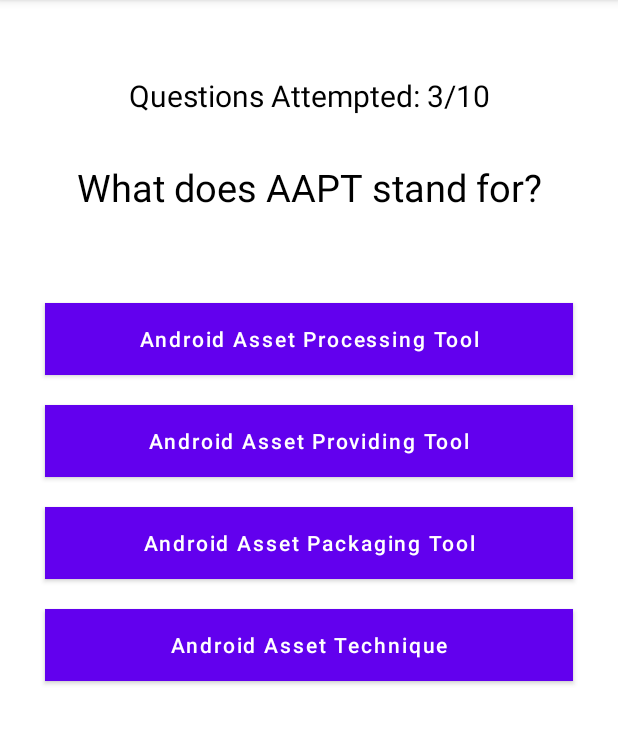
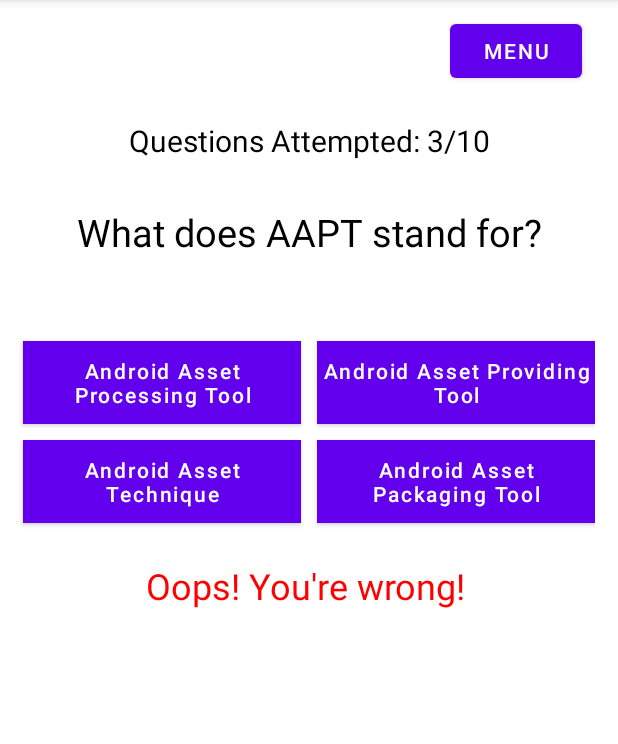
Before and after one commit to sell50/MobileDevProject, an Android app: the HomeActivity screen opened directly, with no data from a screen before it, after a tap on "Google", on a phone screen of 412 x 824 dp, the part 84-828 px from its top. Run offline under Robolectric (Android 15) with nearby library versions, the phone set to English and light mode, and no system bars; 2 statements that could not run were skipped; 2 other taps on this screen came first.

Commit message:
Added menu button

```diff
--- a/app/src/main/java/com/example/finalproject/HomeActivity.java
+++ b/app/src/main/java/com/example/finalproject/HomeActivity.java
@@ -3,12 +3,15 @@ package com.example.finalproject;
 import androidx.appcompat.app.AppCompatActivity;
 
 import android.content.Intent;
+import android.graphics.Color;
 import android.os.Bundle;
-import android.util.Log;
 import android.view.LayoutInflater;
+import android.view.Menu;
+import android.view.MenuItem;
 import android.view.View;
 import android.widget.Button;
 import android.widget.LinearLayout;
+import android.widget.PopupMenu;
 import android.widget.TextView;
 
 import com.google.android.material.bottomsheet.BottomSheetDialog;
@@ -19,10 +22,15 @@ import java.util.Random;
 public class HomeActivity extends AppCompatActivity {
 
     private TextView questionTV, questionNumberTV;
-    private Button option1Btn, option2Btn, option3Btn, option4Btn;
+    private Button btn_choice1, btn_choice2, btn_choice3, btn_choice4;
     private ArrayList<QuizModel> quizModelArrayList;
     Random random;
+    TextView userDisplay;
+    Button userMenu;
+    TextView result;
     int currentScore = 0, questionsAttempted = 1, currentPos, quizChoice;
+    DBHelper db;
+    String username, fname;
 
     @Override
     protected void onCreate(Bundle savedInstanceState) {
@@ -30,14 +38,61 @@ public class HomeActivity extends AppCompatActivity {
         setContentView(R.layout.activity_home);
         questionTV = findViewById(R.id.idTVQuestion);
         questionNumberTV = findViewById(R.id.idTVQuestionAttempted);
-        option1Btn = findViewById(R.id.idBtnOption1);
-        option2Btn = findViewById(R.id.idBtnOption2);
-        option3Btn = findViewById(R.id.idBtnOption3);
-        option4Btn = findViewById(R.id.idBtnOption4);
+        userDisplay = findViewById(R.id.user_display);
+        userMenu = findViewById(R.id.btn_userMenu);
+        btn_choice1 = findViewById(R.id.btn_Choice1);
+        btn_choice2 = findViewById(R.id.btn_Choice2);
+        btn_choice3 = findViewById(R.id.btn_Choice3);
+        btn_choice4 = findViewById(R.id.btn_Choice4);
+        result = findViewById(R.id.textView_result);
         quizChoice = getIntent().getIntExtra("QUIZ CHOICE", 1);
         quizModelArrayList = new ArrayList<>();
         random = new Random();
+        db = new DBHelper(this);
 
+        // code for user display and menu button
+        Bundle userInfo = getIntent().getExtras();
+        username = userInfo.getString("USER");
+        fname = userInfo.getString("FNAME");
+
+        if (username != null && fname != null) {
+            userDisplay.setText("Welcome, " + fname + " (" + username + ")!");
+        }
+        else userDisplay.setText("");
+
+        userMenu.setOnClickListener(new View.OnClickListener() {
+            @Override
+            public void onClick(View view) {
+                PopupMenu menu = new PopupMenu(HomeActivity.this, userMenu);
+
+                menu.getMenuInflater().inflate(R.menu.user_menu, menu.getMenu());
+                menu.setOnMenuItemClickListener(new PopupMenu.OnMenuItemClickListener() {
+                    @Override
+                    public boolean onMenuItemClick(MenuItem menuItem) {
+                        if (menuItem.getItemId() == R.id.profile) {
+                            Intent intent_profile = new Intent(HomeActivity.this, MainActivity.class);
+                            startActivity(intent_profile);
+                        }
+                        else if (menuItem.getItemId() == R.id.progress) {
+                            Intent intent_progress = new Intent(HomeActivity.this, MainActivity.class);
+                            startActivity(intent_progress);
+                        }
+                        else if (menuItem.getItemId() == R.id.settings) {
+                            Intent intent_settings = new Intent(HomeActivity.this, MainActivity.class);
+                            startActivity(intent_settings);
+                        }
+                        else if (menuItem.getItemId() == R.id.signout) {
+                            Intent intent_signout = new Intent(HomeActivity.this, MainActivity.class);
+                            startActivity(intent_signout);
+                        }
+                        return true;
+                    }
+                });
+                menu.show();
+            }
+        });
+
+        // code for quiz
         if (quizChoice == 1) getQuiz1Question(quizModelArrayList);
         else if (quizChoice == 2) getQuiz2Question(quizModelArrayList);
         else if (quizChoice == 3) getQuiz3Question(quizModelArrayList);
@@ -45,26 +100,35 @@ public class HomeActivity extends AppCompatActivity {
         currentScore = random.nextInt(quizModelArrayList.size());
         setDataToViews(currentPos);
 
-        option1Btn.setOnClickListener(new View.OnClickListener() {
+        btn_choice1.setOnClickListener(new View.OnClickListener() {
             @Override
             public void onClick(View view) {
-                if (quizModelArrayList.get(currentPos).getAnswer().trim().toLowerCase().equals(option1Btn.getText().toString().trim().toLowerCase())){
+                if (quizModelArrayList.get(currentPos).getAnswer().trim().toLowerCase().equals(btn_choice1.getText().toString().trim().toLowerCase())){
                     currentScore++;
+                    result.setText("Correct!");
+                    result.setTextColor(Color.GREEN);
+                }
+                else {
+                    result.setText("Oops! You're wrong!");
+                    result.setTextColor(Color.RED);
                 }
                 questionsAttempted++;
                 currentPos = random.nextInt(quizModelArrayList.size());
                 setDataToViews(currentPos);
-
             }
-
-
         });
 
-        option2Btn.setOnClickListener(new View.OnClickListener() {
+        btn_choice2.setOnClickListener(new View.OnClickListener() {
             @Override
             public void onClick(View view) {
-                if (quizModelArrayList.get(currentPos).getAnswer().trim().toLowerCase().equals(option2Btn.getText().toString().trim().toLowerCase())){
+                if (quizModelArrayList.get(currentPos).getAnswer().trim().toLowerCase().equals(btn_choice2.getText().toString().trim().toLowerCase())){
                     currentScore++;
+                    result.setText("Correct!");
+                    result.setTextColor(Color.GREEN);
+                }
+                else {
+                    result.setText("Oops! You're wrong!");
+                    result.setTextColor(Color.RED);
                 }
                 questionsAttempted++;
                 currentPos = random.nextInt(quizModelArrayList.size());
@@ -73,11 +137,17 @@ public class HomeActivity extends AppCompatActivity {
             }
         });
 
-        option3Btn.setOnClickListener(new View.OnClickListener() {
+        btn_choice3.setOnClickListener(new View.OnClickListener() {
             @Override
             public void onClick(View view) {
-                if (quizModelArrayList.get(currentPos).getAnswer().trim().toLowerCase().equals(option3Btn.getText().toString().trim().toLowerCase())){
+                if (quizModelArrayList.get(currentPos).getAnswer().trim().toLowerCase().equals(btn_choice3.getText().toString().trim().toLowerCase())){
                     currentScore++;
+                    result.setText("Correct!");
+                    result.setTextColor(Color.GREEN);
+                }
+                else {
+                    result.setText("Oops! You're wrong!");
+                    result.setTextColor(Color.RED);
                 }
                 questionsAttempted++;
                 currentPos = random.nextInt(quizModelArrayList.size());
@@ -85,11 +155,17 @@ public class HomeActivity extends AppCompatActivity {
             }
         });
 
-        option4Btn.setOnClickListener(new View.OnClickListener() {
+        btn_choice4.setOnClickListener(new View.OnClickListener() {
             @Override
             public void onClick(View view) {
-                if (quizModelArrayList.get(currentPos).getAnswer().trim().toLowerCase().equals(option4Btn.getText().toString().trim().toLowerCase())){
+                if (quizModelArrayList.get(currentPos).getAnswer().trim().toLowerCase().equals(btn_choice4.getText().toString().trim().toLowerCase())){
                     currentScore++;
+                    result.setText("Correct!");
+                    result.setTextColor(Color.GREEN);
+                }
+                else {
+                    result.setText("Oops! You're wrong!");
+                    result.setTextColor(Color.RED);
                 }
                 questionsAttempted++;
                 currentPos = random.nextInt(quizModelArrayList.size());
@@ -110,11 +186,11 @@ public class HomeActivity extends AppCompatActivity {
         restartQuizBtn.setOnClickListener(new View.OnClickListener() {
             @Override
             public void onClick(View view) {
+                bottomSheetDialog.dismiss();
                 currentPos = random.nextInt(quizModelArrayList.size());
                 setDataToViews(currentPos);
                 questionsAttempted = 1;
                 currentScore = 0;
-                bottomSheetDialog.dismiss();
             }
         });
 
@@ -147,10 +223,10 @@ public class HomeActivity extends AppCompatActivity {
         }
         else{
             questionTV.setText(quizModelArrayList.get(currentPos).getQuestion());
-            option1Btn.setText(quizModelArrayList.get(currentPos).getOption1());
-            option2Btn.setText(quizModelArrayList.get(currentPos).getOption2());
-            option3Btn.setText(quizModelArrayList.get(currentPos).getOption3());
-            option4Btn.setText(quizModelArrayList.get(currentPos).getOption4());
+            btn_choice1.setText(quizModelArrayList.get(currentPos).getOption1());
+            btn_choice2.setText(quizModelArrayList.get(currentPos).getOption2());
+            btn_choice3.setText(quizModelArrayList.get(currentPos).getOption3());
+            btn_choice4.setText(quizModelArrayList.get(currentPos).getOption4());
         }
     }
 
--- a/app/src/main/java/com/example/finalproject/LoginActivity.java
+++ b/app/src/main/java/com/example/finalproject/LoginActivity.java
@@ -38,8 +38,11 @@ public class LoginActivity extends AppCompatActivity {
                 else{
                     Boolean checkuserpass = DB.checkUsernamePassword(user, pass);
                     if(checkuserpass==true){
+                        String fname = DB.getFirstName(user);
                         Toast.makeText(LoginActivity.this,"Login Successful", Toast.LENGTH_SHORT).show();
                         Intent intent = new Intent(getApplicationContext(), QuizMenuActivity.class);
+                        intent.putExtra("FNAME", fname);
+                        intent.putExtra("USER", user);
                         startActivity(intent);
                     }else{
                         Toast.makeText(LoginActivity.this,"Login Failed", Toast.LENGTH_SHORT).show();
--- a/app/src/main/res/layout/activity_home.xml
+++ b/app/src/main/res/layout/activity_home.xml
@@ -7,17 +7,32 @@
     tools:context=".MainActivity">
 
     <TextView
+        android:id="@+id/user_display"
+        android:layout_width="200dp"
+        android:layout_height="44dp"
+        android:layout_marginLeft="30dp"
+        android:layout_marginTop="20dp"
+        android:textSize="18sp" />
+
+    <Button
+        android:id="@+id/btn_userMenu"
+        android:layout_width="wrap_content"
+        android:layout_height="wrap_content"
+        android:layout_marginLeft="300dp"
+        android:layout_marginTop="10dp"
+        android:text="Menu" />
+
+    <TextView
+        android:id="@+id/idTVQuestionAttempted"
         android:layout_width="match_parent"
         android:layout_height="wrap_content"
+        android:layout_marginTop="80dp"
+        android:gravity="center"
         android:text="Number of Questions"
+        android:textAlignment="center"
         android:textAllCaps="false"
-        android:textAlignment="center"
-        android:gravity="center"
-        android:layout_marginTop="50dp"
-        android:textSize="20sp"
         android:textColor="@color/black"
-        android:id="@+id/idTVQuestionAttempted"
-        />
+        android:textSize="20sp" />
 
     <TextView
         android:id="@+id/idTVQuestion"
@@ -37,52 +52,72 @@
         android:layout_width="match_parent"
         android:layout_height="wrap_content"
         android:layout_below="@id/idTVQuestion"
-        android:layout_marginLeft="20dp"
+        android:layout_marginLeft="10dp"
         android:layout_marginTop="50dp"
-        android:layout_marginRight="20dp"
+        android:layout_marginRight="15dp"
         android:orientation="vertical">
 
+        <LinearLayout
+            android:layout_width="match_parent"
+            android:layout_height="match_parent"
+            android:orientation="horizontal">
+
             <Button
-            android:id="@+id/idBtnOption1"
-            android:layout_width="match_parent"
+                android:id="@+id/btn_Choice1"
+                android:layout_width="185dp"
                 android:layout_height="wrap_content"
-            android:layout_margin="10dp"
+                android:layout_margin="5dp"
                 android:background="@color/purple_200"
                 android:padding="4dp"
-            android:text="Option 1"
+                android:text="Choice 1"
                 android:textAllCaps="false" />
 
             <Button
-            android:id="@+id/idBtnOption2"
-            android:layout_width="match_parent"
+                android:id="@+id/btn_Choice2"
+                android:layout_width="185dp"
                 android:layout_height="wrap_content"
-            android:layout_margin="10dp"
+                android:layout_margin="5dp"
                 android:background="@color/purple_200"
                 android:padding="4dp"
-            android:text="Option 2"
+                android:text="Choice 2"
+                android:textAllCaps="false" />
+        </LinearLayout>
+
+        <LinearLayout
+            android:layout_width="match_parent"
+            android:layout_height="match_parent"
+            android:orientation="horizontal">
+
+            <Button
+                android:id="@+id/btn_Choice4"
+                android:layout_width="185dp"
+                android:layout_height="wrap_content"
+                android:layout_margin="5dp"
+                android:background="@color/purple_200"
+                android:padding="4dp"
+                android:text="Choice 4"
                 android:textAllCaps="false" />
 
             <Button
-            android:id="@+id/idBtnOption3"
-            android:layout_width="match_parent"
+                android:id="@+id/btn_Choice3"
+                android:layout_width="185dp"
                 android:layout_height="wrap_content"
-            android:layout_margin="10dp"
+                android:layout_margin="5dp"
                 android:background="@color/purple_200"
                 android:padding="4dp"
-            android:text="Option 3"
-            android:textAllCaps="false" />
-
-        <Button
-            android:id="@+id/idBtnOption4"
-            android:layout_width="match_parent"
-            android:layout_height="wrap_content"
-            android:layout_margin="10dp"
-            android:background="@color/purple_200"
-            android:padding="4dp"
-            android:text="Option 4"
+                android:text="Choice 3"
                 android:textAllCaps="false" />
         </LinearLayout>
 
+        <TextView
+            android:id="@+id/textView_result"
+            android:layout_width="match_parent"
+            android:layout_height="wrap_content"
+            android:layout_margin="20dp"
+            android:textAlignment="center"
+            android:textSize="24sp" />
+
+    </LinearLayout>
 
 
 </RelativeLayout>
--- /dev/null
+++ b/app/src/main/res/menu/user_menu.xml
@@ -0,0 +1,7 @@
+<?xml version="1.0" encoding="utf-8"?>
+<menu xmlns:android="http://schemas.android.com/apk/res/android">
+    <item android:id="@+id/profile" android:title="My Profile" />
+    <item android:id="@+id/progress" android:title="My Progress" />
+    <item android:id="@+id/settings" android:title="Settings" />
+    <item android:id="@+id/signout" android:title="Sign Out" />
+</menu>
--- a/app/src/main/res/values/colors.xml
+++ b/app/src/main/res/values/colors.xml
@@ -7,4 +7,9 @@
     <color name="teal_700">#FF018786</color>
     <color name="black">#FF000000</color>
     <color name="white">#FFFFFFFF</color>
+    <color name="dark_gray">#68000000</color>
+    <color name="light_gray">#16000000</color>
+    <color name="custom_blue">#16E3DC</color>
+    <color name="custom_darkBlue">#0F9DDC</color>
+    <color name="blue_accent">#0392FF</color>
 </resources>
```
Also changed, not shown: app/src/main/java/com/example/finalproject/DBHelper.java (+7 -4 lines). Lines whose indentation alone changed are shown as unchanged.
